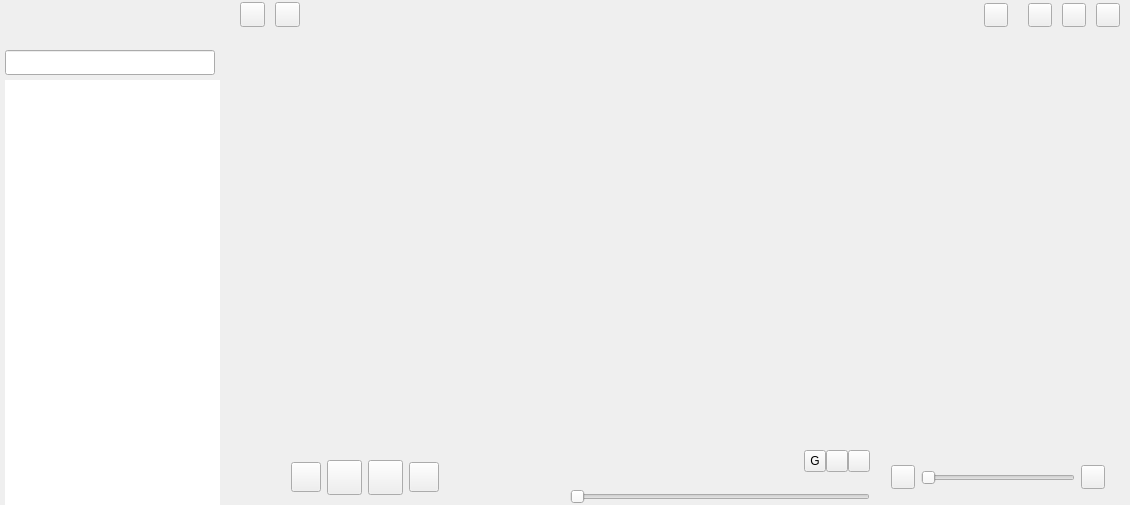
Old version of the form src/xamp/xamp.ui in the repository billlin0904/xamp2.
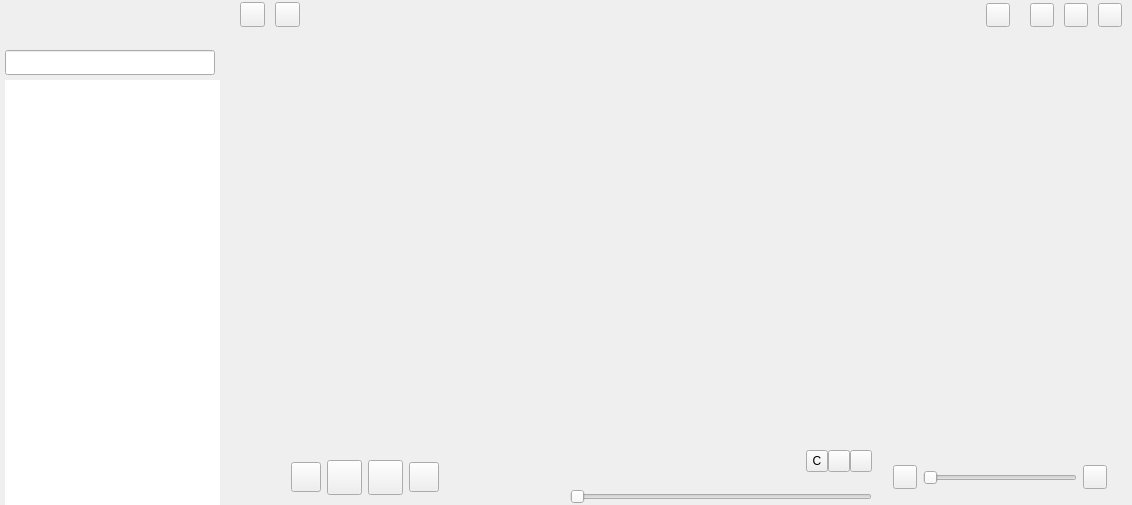
New version of the form. Custom widgets are drawn as their Qt base class.

Diff of the .ui file:
```diff
--- a/src/xamp/xamp.ui
+++ b/src/xamp/xamp.ui
@@ -6,7 +6,7 @@
    <rect>
     <x>0</x>
     <y>0</y>
-    <width>1120</width>
+    <width>1132</width>
     <height>505</height>
    </rect>
   </property>
@@ -365,7 +365,7 @@
                 </size>
                </property>
                <property name="text">
-                <string>G</string>
+                <string>C</string>
                </property>
               </widget>
              </item>
```
Left out of the diff: 2 changed lines with no effect on the pictures.
